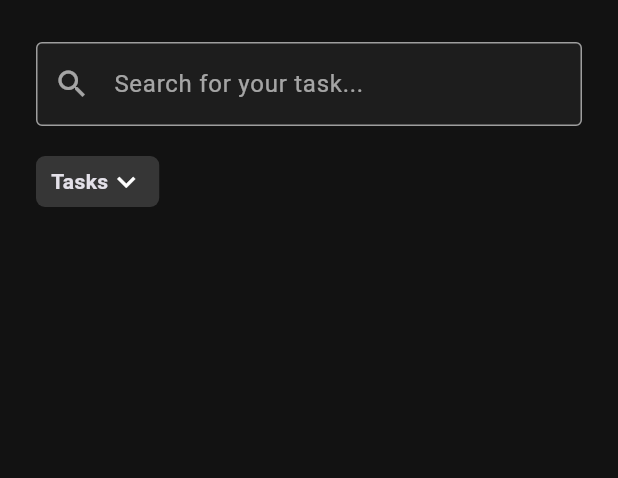
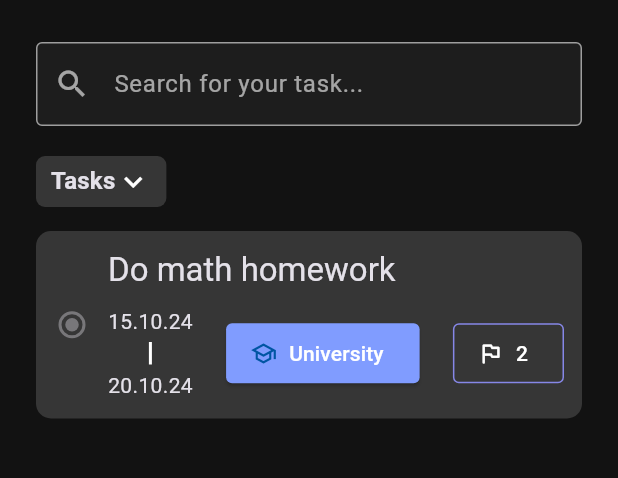
Before and after one commit to MajidiyM/todoListApp, a Flutter app: the screen it shows after launch, on a phone screen of 412 x 824 dp, the part 63-541 px from its top. Run offline on Flutter 3.47's test engine with Material 3 defaults, Android fonts, the phone set to English and light mode, and no system bars.

Commit message:
[+] TaskCard

```diff
--- a/lib/main.dart
+++ b/lib/main.dart
@@ -46,7 +46,132 @@ class HomeScreen extends StatelessWidget {
                 LabelDropdown(labelName: "Tasks"),
               ],
             ),
-          )
+          ),
+          // SizedBox
+          SliverToBoxAdapter(
+            child: SizedBox(height: 16),
+          ),
+          // TaskCard
+          SliverToBoxAdapter(
+            child: TaskCard(
+              title: 'Do math homework',
+              startDate: '15.10.24',
+              endDate: '20.10.24',
+              category: 'University',
+              priority: '2',
+            ),
+          ),
+        ],
+      ),
+    );
+  }
+}
+
+class TaskCard extends StatelessWidget {
+  const TaskCard({
+    super.key,
+    required this.title,
+    required this.startDate,
+    required this.endDate,
+    required this.category,
+    required this.priority,
+  });
+
+  final String title;
+  final String startDate;
+  final String endDate;
+  final String category;
+  final String priority;
+
+  @override
+  Widget build(BuildContext context) {
+    final theme = Theme.of(context);
+    return Container(
+      margin: EdgeInsets.symmetric(horizontal: 24),
+      padding: EdgeInsets.symmetric(vertical: 12),
+      decoration: BoxDecoration(
+        color: theme.cardColor,
+        borderRadius: BorderRadius.circular(10),
+      ),
+      child: Row(
+        children: [
+          Radio(
+            value: null,
+            groupValue: null,
+            onChanged: null,
+          ),
+          Expanded(
+            child: Column(
+              crossAxisAlignment: CrossAxisAlignment.start,
+              children: [
+                Text(
+                  title,
+                  style: theme.textTheme.titleLarge,
+                ),
+                SizedBox(
+                  height: 10,
+                ),
+                Padding(
+                  padding: const EdgeInsets.only(right: 12.0),
+                  child: Row(
+                    mainAxisAlignment: MainAxisAlignment.spaceBetween,
+                    children: [
+                      Column(
+                        children: [
+                          Text(
+                            startDate,
+                            style: theme.textTheme.bodyMedium,
+                          ),
+                          Container(
+                            width: 2,
+                            height: 15,
+                            color: Colors.white,
+                            margin: EdgeInsets.symmetric(vertical: 4),
+                          ),
+                          Text(
+                            endDate,
+                            style: theme.textTheme.bodyMedium,
+                          ),
+                        ],
+                      ),
+                      ElevatedButton.icon(
+                        style: ElevatedButton.styleFrom(
+                          shape: RoundedRectangleBorder(
+                            borderRadius: BorderRadius.circular(4),
+                          ),
+                          backgroundColor: Color(0xFF809CFF),
+                          iconColor: Color(0xFF0055A3),
+                        ),
+                        onPressed: () {},
+                        label: Text(
+                          category,
+                          style: TextStyle(color: Colors.white, fontSize: 14),
+                        ),
+                        icon: Icon(Icons.school_outlined),
+                      ),
+                      OutlinedButton.icon(
+                        style: OutlinedButton.styleFrom(
+                          shape: RoundedRectangleBorder(
+                            borderRadius: BorderRadius.circular(4),
+                          ),
+                          side: BorderSide(
+                            color: Color(0xFF8687E7),
+                          ),
+                          iconColor: Colors.white,
+                        ),
+                        onPressed: () {},
+                        label: Text(
+                          priority,
+                          style: TextStyle(color: Colors.white, fontSize: 14),
+                        ),
+                        icon: Icon(Icons.outlined_flag_rounded),
+                      )
+                    ],
+                  ),
+                ),
+              ],
+            ),
+          ),
         ],
       ),
     );
@@ -75,7 +200,7 @@ class LabelDropdown extends StatelessWidget {
         children: [
           Text(
             labelName,
-            style: textTheme.labelMedium,
+            style: theme.textTheme.titleMedium,
           ),
           Icon(Icons.keyboard_arrow_down),
         ],
--- a/lib/ui/theme/theme.dart
+++ b/lib/ui/theme/theme.dart
@@ -17,11 +17,7 @@ final darkTheme = ThemeData(
     backgroundColor: Color(0xFF121212),
   ),
   cardColor: Color(0xFF363636),
-);
-
-final textTheme = TextTheme(
-  labelMedium: TextStyle(
-    fontSize: 14,
-    fontWeight: FontWeight.w600,
+  textTheme: TextTheme(
+    titleMedium: TextStyle(fontWeight: FontWeight.w600, fontSize: 16),
   ),
 );
```
